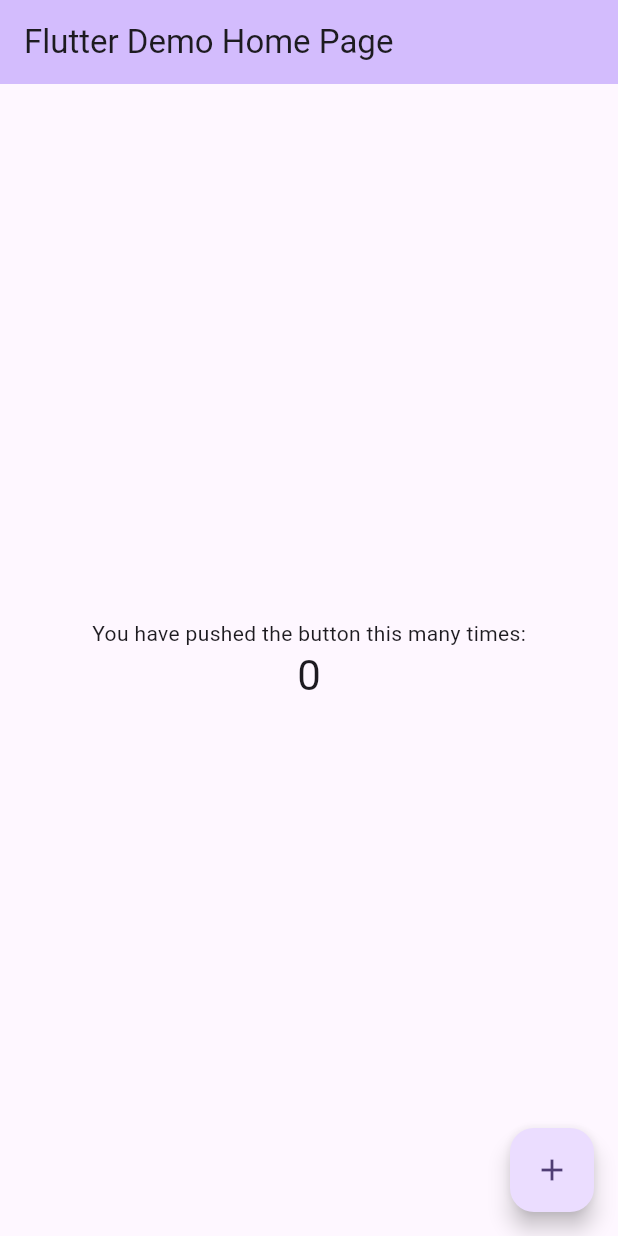
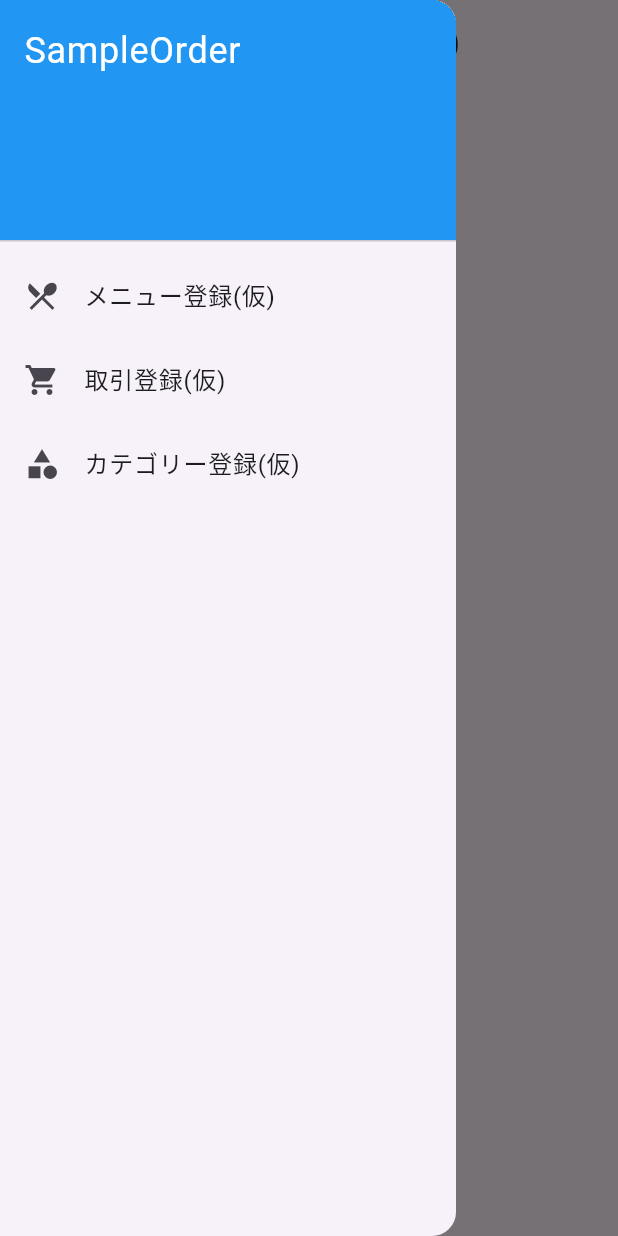
Before and after one commit to ma2mori/sampleorder, a Flutter app: the screen it shows after launch, with the side drawer open (before the commit the screen has no drawer), on a phone screen of 412 x 824 dp. Run offline on Flutter 3.47's test engine with Material 3 defaults, Android fonts, the phone set to English and light mode, and no system bars.

Commit message:
仮画面の配置

```diff
--- a/lib/main.dart
+++ b/lib/main.dart
@@ -1,125 +1,47 @@
 import 'package:flutter/material.dart';
+// 仮画面用
+import 'package:sampleorder/view/store/menu/menu_registration_screen.dart';
+import 'package:sampleorder/view/store/transaction/transaction_registration_screen.dart';
+import 'package:sampleorder/view/store/category/category_registration_screen.dart';
+import 'package:sampleorder/view/store/common/common_drawer.dart';
 
 void main() {
-  runApp(const MyApp());
+  runApp(SampleOrderApp());
 }
 
-class MyApp extends StatelessWidget {
-  const MyApp({super.key});
-
-  // This widget is the root of your application.
+class SampleOrderApp extends StatelessWidget {
   @override
   Widget build(BuildContext context) {
     return MaterialApp(
-      title: 'Flutter Demo',
+      title: 'SampleOrder',
       theme: ThemeData(
-        // This is the theme of your application.
-        //
-        // TRY THIS: Try running your application with "flutter run". You'll see
-        // the application has a purple toolbar. Then, without quitting the app,
-        // try changing the seedColor in the colorScheme below to Colors.green
-        // and then invoke "hot reload" (save your changes or press the "hot
-        // reload" button in a Flutter-supported IDE, or press "r" if you used
-        // the command line to start the app).
-        //
-        // Notice that the counter didn't reset back to zero; the application
-        // state is not lost during the reload. To reset the state, use hot
-        // restart instead.
-        //
-        // This works for code too, not just values: Most code changes can be
-        // tested with just a hot reload.
-        colorScheme: ColorScheme.fromSeed(seedColor: Colors.deepPurple),
-        useMaterial3: true,
+        primarySwatch: Colors.blue,
       ),
-      home: const MyHomePage(title: 'Flutter Demo Home Page'),
+      // ルーティング設定
+      initialRoute: '/',
+      routes: {
+        '/': (context) => HomeScreen(), // アプリ起動時の画面(仮ホーム)
+        '/menuRegistration': (context) => MenuRegistrationScreen(),
+        '/transactionRegistration': (context) =>
+            TransactionRegistrationScreen(),
+        '/categoryRegistration': (context) => CategoryRegistrationScreen(),
+      },
     );
   }
 }
 
-class MyHomePage extends StatefulWidget {
-  const MyHomePage({super.key, required this.title});
-
-  // This widget is the home page of your application. It is stateful, meaning
-  // that it has a State object (defined below) that contains fields that affect
-  // how it looks.
-
-  // This class is the configuration for the state. It holds the values (in this
-  // case the title) provided by the parent (in this case the App widget) and
-  // used by the build method of the State. Fields in a Widget subclass are
-  // always marked "final".
-
-  final String title;
-
-  @override
-  State<MyHomePage> createState() => _MyHomePageState();
-}
-
-class _MyHomePageState extends State<MyHomePage> {
-  int _counter = 0;
-
-  void _incrementCounter() {
-    setState(() {
-      // This call to setState tells the Flutter framework that something has
-      // changed in this State, which causes it to rerun the build method below
-      // so that the display can reflect the updated values. If we changed
-      // _counter without calling setState(), then the build method would not be
-      // called again, and so nothing would appear to happen.
-      _counter++;
-    });
-  }
-
+// アプリ起動直後に表示する仮のホーム画面
+class HomeScreen extends StatelessWidget {
   @override
   Widget build(BuildContext context) {
-    // This method is rerun every time setState is called, for instance as done
-    // by the _incrementCounter method above.
-    //
-    // The Flutter framework has been optimized to make rerunning build methods
-    // fast, so that you can just rebuild anything that needs updating rather
-    // than having to individually change instances of widgets.
     return Scaffold(
       appBar: AppBar(
-        // TRY THIS: Try changing the color here to a specific color (to
-        // Colors.amber, perhaps?) and trigger a hot reload to see the AppBar
-        // change color while the other colors stay the same.
-        backgroundColor: Theme.of(context).colorScheme.inversePrimary,
-        // Here we take the value from the MyHomePage object that was created by
-        // the App.build method, and use it to set our appbar title.
-        title: Text(widget.title),
+        title: Text("SampleOrder Home (仮)"),
       ),
+      drawer: CommonDrawer(),
       body: Center(
-        // Center is a layout widget. It takes a single child and positions it
-        // in the middle of the parent.
-        child: Column(
-          // Column is also a layout widget. It takes a list of children and
-          // arranges them vertically. By default, it sizes itself to fit its
-          // children horizontally, and tries to be as tall as its parent.
-          //
-          // Column has various properties to control how it sizes itself and
-          // how it positions its children. Here we use mainAxisAlignment to
-          // center the children vertically; the main axis here is the vertical
-          // axis because Columns are vertical (the cross axis would be
-          // horizontal).
-          //
-          // TRY THIS: Invoke "debug painting" (choose the "Toggle Debug Paint"
-          // action in the IDE, or press "p" in the console), to see the
-          // wireframe for each widget.
-          mainAxisAlignment: MainAxisAlignment.center,
-          children: <Widget>[
-            const Text(
-              'You have pushed the button this many times:',
-            ),
-            Text(
-              '$_counter',
-              style: Theme.of(context).textTheme.headlineMedium,
-            ),
-          ],
-        ),
+        child: Text("ここは仮のトップ画面です。"),
       ),
-      floatingActionButton: FloatingActionButton(
-        onPressed: _incrementCounter,
-        tooltip: 'Increment',
-        child: const Icon(Icons.add),
-      ), // This trailing comma makes auto-formatting nicer for build methods.
     );
   }
 }
--- /dev/null
+++ b/lib/view/store/common/common_drawer.dart
@@ -0,0 +1,48 @@
+import 'package:flutter/material.dart';
+
+class CommonDrawer extends StatelessWidget {
+  @override
+  Widget build(BuildContext context) {
+    return Drawer(
+      child: ListView(
+        children: [
+          // ヘッダー部分
+          DrawerHeader(
+            decoration: BoxDecoration(color: Colors.blue),
+            child: Text(
+              'SampleOrder',
+              style: TextStyle(fontSize: 24, color: Colors.white),
+            ),
+          ),
+
+          // メニュー登録へ
+          ListTile(
+            leading: Icon(Icons.restaurant_menu),
+            title: Text('メニュー登録(仮)'),
+            onTap: () {
+              Navigator.pushNamed(context, '/menuRegistration');
+            },
+          ),
+
+          // 取引登録へ
+          ListTile(
+            leading: Icon(Icons.shopping_cart),
+            title: Text('取引登録(仮)'),
+            onTap: () {
+              Navigator.pushNamed(context, '/transactionRegistration');
+            },
+          ),
+
+          // カテゴリー登録へ
+          ListTile(
+            leading: Icon(Icons.category),
+            title: Text('カテゴリー登録(仮)'),
+            onTap: () {
+              Navigator.pushNamed(context, '/categoryRegistration');
+            },
+          ),
+        ],
+      ),
+    );
+  }
+}
```
Also changed, not shown: lib/view/store/category/category_registration_screen.dart (added, +17 -0 lines), lib/view/store/menu/menu_registration_screen.dart (added, +17 -0 lines), lib/view/store/transaction/transaction_registration_screen.dart (added, +17 -0 lines), pubspec.yaml (+5 -73 lines), pubspec.lock.
